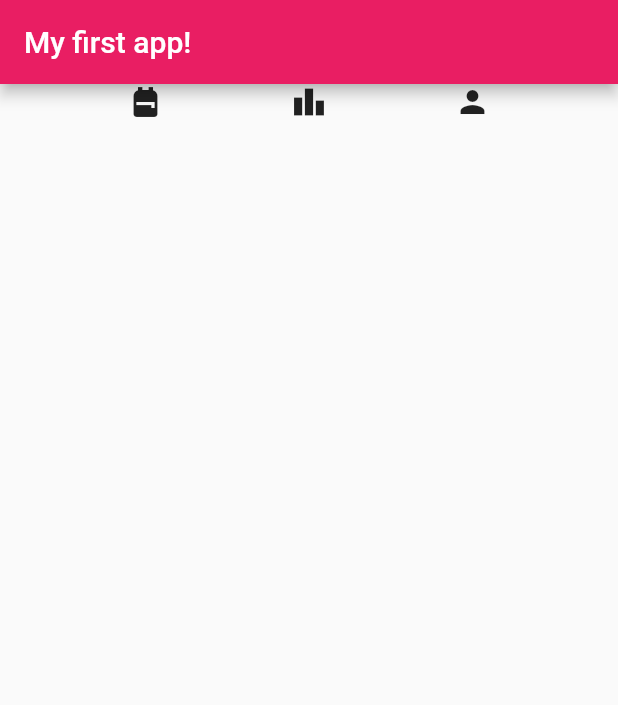
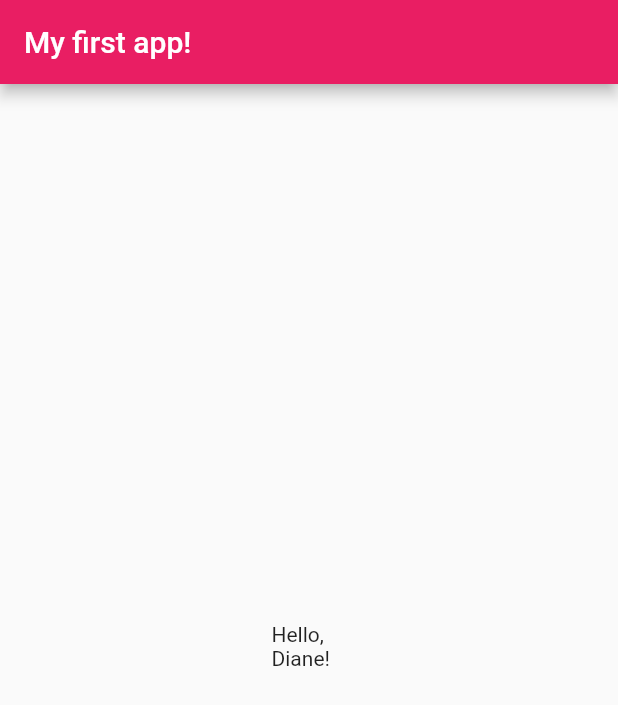
Before and after one commit to dvxgit-tbautista/first-flutter-app, a Flutter app: the screen it shows after launch, on a phone screen of 412 x 824 dp. Shown: the top 705 px of the screen. Run offline on Flutter 3.47's test engine with Material 2 defaults, Android fonts, the phone set to English and light mode, and no system bars.

Commit message:
Second Commit

```diff
--- a/lib/main.dart
+++ b/lib/main.dart
@@ -16,20 +16,20 @@ class MyApp extends StatelessWidget {
             backgroundColor: Colors.pink,
             title: const Text('My first app!'),
           ),
-          // body: const Center(
-          //   child: SizedBox(
-          //     child: Text('Hello, Diane!'),
-          //     height: 50,
-          //     width: 50,
-          //   ),
-          body: Row(
-            mainAxisAlignment: MainAxisAlignment.spaceEvenly,
-            crossAxisAlignment: CrossAxisAlignment.end,
-            children: const [
-              Icon(Icons.backpack),
-              Icon(Icons.leaderboard),
-              Icon(Icons.person)
-            ],
+          body: const Center(
+            child: SizedBox(
+              child: Text('Hello, Diane!'),
+              height: 50,
+              width: 50,
+            ),
+            // body: Row(
+            //   mainAxisAlignment: MainAxisAlignment.spaceEvenly,
+            //   crossAxisAlignment: CrossAxisAlignment.end,
+            //   children: const [
+            //     Icon(Icons.backpack),
+            //     Icon(Icons.leaderboard),
+            //     Icon(Icons.person)
+            //   ],
           )),
     );
   }
```
